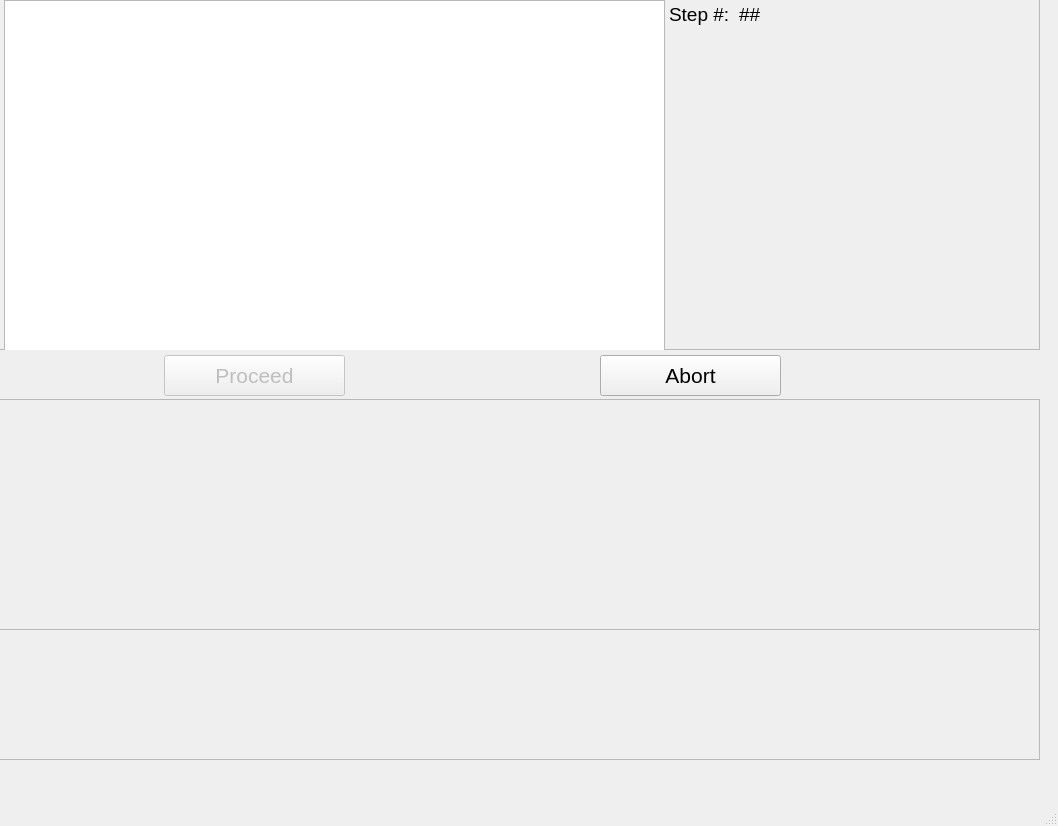
This is Interfaces/Base_Process_Window.ui in afylab/Tip-Deposition as Qt 5 draws it before an edit. The edited form follows.
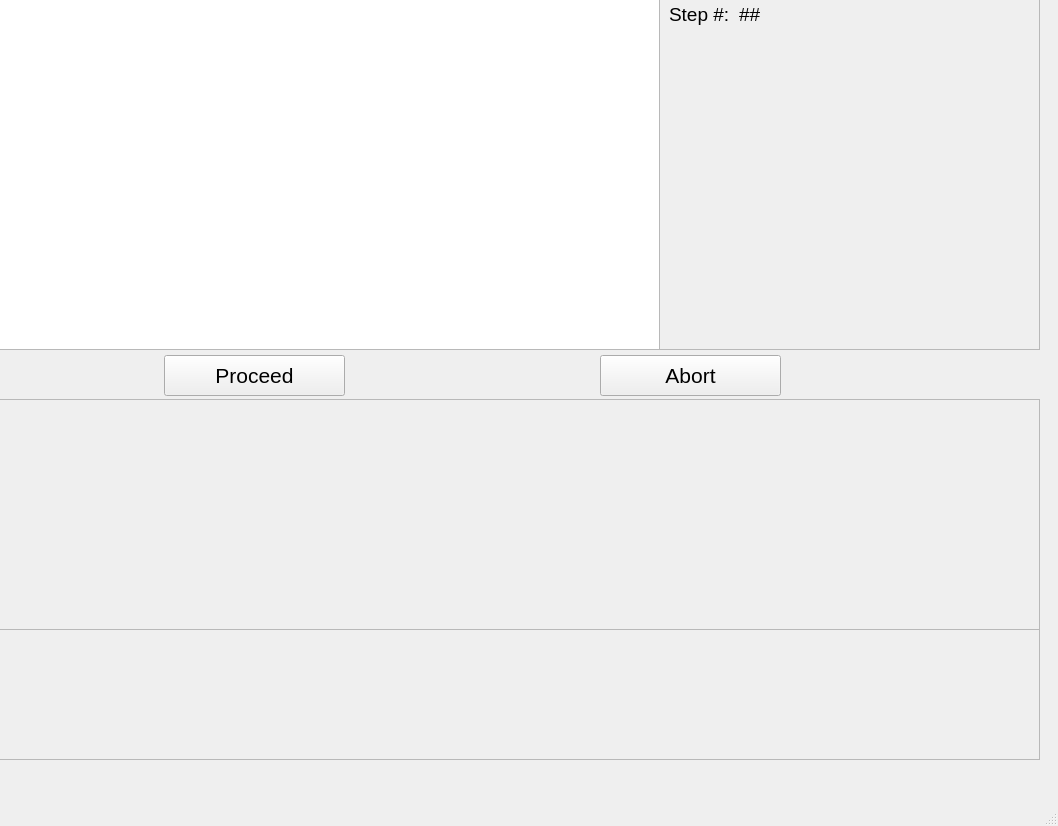
This is the edited form.

Commit message: Added basic UI and am starting to connect the primary objects to get the control flow setup

```diff
--- a/Interfaces/Base_Process_Window.ui
+++ b/Interfaces/Base_Process_Window.ui
@@ -29,16 +29,6 @@
     <property name="frameShadow">
      <enum>QFrame::Raised</enum>
     </property>
-    <widget class="QTextBrowser" name="textBrowser">
-     <property name="geometry">
-      <rect>
-       <x>5</x>
-       <y>1</y>
-       <width>661</width>
-       <height>351</height>
-      </rect>
-     </property>
-    </widget>
     <widget class="QLabel" name="stepStaticLabel">
      <property name="geometry">
       <rect>
@@ -75,6 +65,27 @@
       <string>##</string>
      </property>
     </widget>
+    <widget class="QTextEdit" name="insDisplay">
+     <property name="geometry">
+      <rect>
+       <x>0</x>
+       <y>0</y>
+       <width>661</width>
+       <height>351</height>
+      </rect>
+     </property>
+     <property name="font">
+      <font>
+       <pointsize>14</pointsize>
+      </font>
+     </property>
+     <property name="acceptDrops">
+      <bool>false</bool>
+     </property>
+     <property name="readOnly">
+      <bool>true</bool>
+     </property>
+    </widget>
    </widget>
    <widget class="QFrame" name="parametersFrame">
     <property name="geometry">
@@ -94,7 +105,7 @@
    </widget>
    <widget class="QPushButton" name="proceedButton">
     <property name="enabled">
-     <bool>false</bool>
+     <bool>true</bool>
     </property>
     <property name="geometry">
      <rect>
```
The commit also changes 7 other files.
